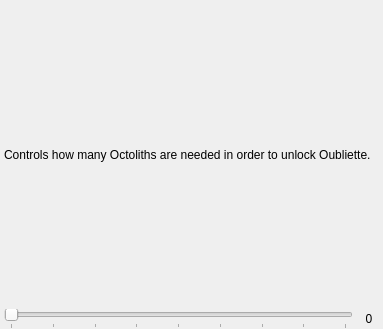
Before: the Qt Designer form randovania/games/prime_hunters/gui/ui_files/preset_prime_hunters_goal.ui in randovania/randovania, drawn with Qt 5.
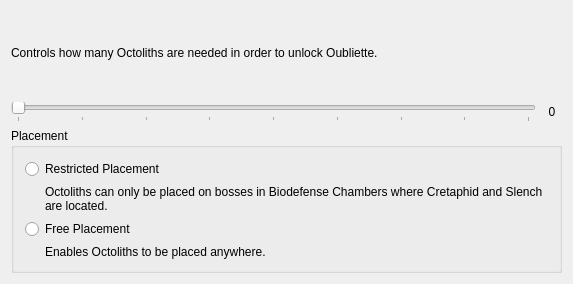
After: the same form once the commit is applied. Custom widgets are drawn as their Qt base class.

Commit message: Add support for shuffling Octoliths anywhere

```diff
--- a/randovania/games/prime_hunters/gui/ui_files/preset_prime_hunters_goal.ui
+++ b/randovania/games/prime_hunters/gui/ui_files/preset_prime_hunters_goal.ui
@@ -6,8 +6,8 @@
    <rect>
     <x>0</x>
     <y>0</y>
-    <width>383</width>
-    <height>329</height>
+    <width>573</width>
+    <height>284</height>
    </rect>
   </property>
   <property name="windowTitle">
@@ -20,20 +20,8 @@
      <height>16777215</height>
     </size>
    </property>
-   <layout class="QVBoxLayout" name="goal_layout">
-    <property name="leftMargin">
-     <number>4</number>
-    </property>
-    <property name="topMargin">
-     <number>8</number>
-    </property>
-    <property name="rightMargin">
-     <number>4</number>
-    </property>
-    <property name="bottomMargin">
-     <number>0</number>
-    </property>
-    <item>
+   <layout class="QGridLayout" name="goal_layout">
+    <item row="0" column="0">
      <widget class="QLabel" name="placed_description">
       <property name="text">
        <string>&lt;html&gt;&lt;head/&gt;&lt;body&gt;&lt;p&gt;Controls how many Octoliths are needed in order to unlock Oubliette.&lt;/p&gt;&lt;/body&gt;&lt;/html&gt;</string>
@@ -43,7 +31,7 @@
       </property>
      </widget>
     </item>
-    <item>
+    <item row="1" column="0">
      <layout class="QHBoxLayout" name="slider_layout">
       <item>
        <widget class="ScrollProtectedSlider" name="placed_slider">
@@ -85,6 +73,78 @@
       </item>
      </layout>
     </item>
+    <item row="2" column="0">
+     <widget class="QGroupBox" name="placement_group">
+      <property name="title">
+       <string>Placement</string>
+      </property>
+      <layout class="QVBoxLayout" name="verticalLayout">
+       <item>
+        <widget class="QRadioButton" name="restrict_placement_radiobutton">
+         <property name="sizePolicy">
+          <sizepolicy hsizetype="Preferred" vsizetype="Preferred">
+           <horstretch>0</horstretch>
+           <verstretch>0</verstretch>
+          </sizepolicy>
+         </property>
+         <property name="text">
+          <string>Restricted Placement</string>
+         </property>
+        </widget>
+       </item>
+       <item>
+        <layout class="QVBoxLayout" name="verticalLayout_2">
+         <property name="spacing">
+          <number>6</number>
+         </property>
+         <property name="leftMargin">
+          <number>20</number>
+         </property>
+         <item>
+          <widget class="QLabel" name="restrict_placement_label">
+           <property name="text">
+            <string>&lt;html&gt;&lt;head/&gt;&lt;body&gt;&lt;p&gt;Octoliths can only be placed on bosses in Biodefense Chambers where Cretaphid and Slench are located.&lt;/p&gt;&lt;/body&gt;&lt;/html&gt;</string>
+           </property>
+           <property name="wordWrap">
+            <bool>true</bool>
+           </property>
+          </widget>
+         </item>
+        </layout>
+       </item>
+       <item>
+        <widget class="QRadioButton" name="free_placement_radiobutton">
+         <property name="sizePolicy">
+          <sizepolicy hsizetype="Preferred" vsizetype="Preferred">
+           <horstretch>0</horstretch>
+           <verstretch>0</verstretch>
+          </sizepolicy>
+         </property>
+         <property name="text">
+          <string>Free Placement</string>
+         </property>
+        </widget>
+       </item>
+       <item>
+        <layout class="QVBoxLayout" name="verticalLayout_3">
+         <property name="leftMargin">
+          <number>20</number>
+         </property>
+         <item>
+          <widget class="QLabel" name="free_placement_label">
+           <property name="text">
+            <string>Enables Octoliths to be placed anywhere.</string>
+           </property>
+           <property name="wordWrap">
+            <bool>true</bool>
+           </property>
+          </widget>
+         </item>
+        </layout>
+       </item>
+      </layout>
+     </widget>
+    </item>
    </layout>
   </widget>
  </widget>
```
The commit also changes 23 other files.
